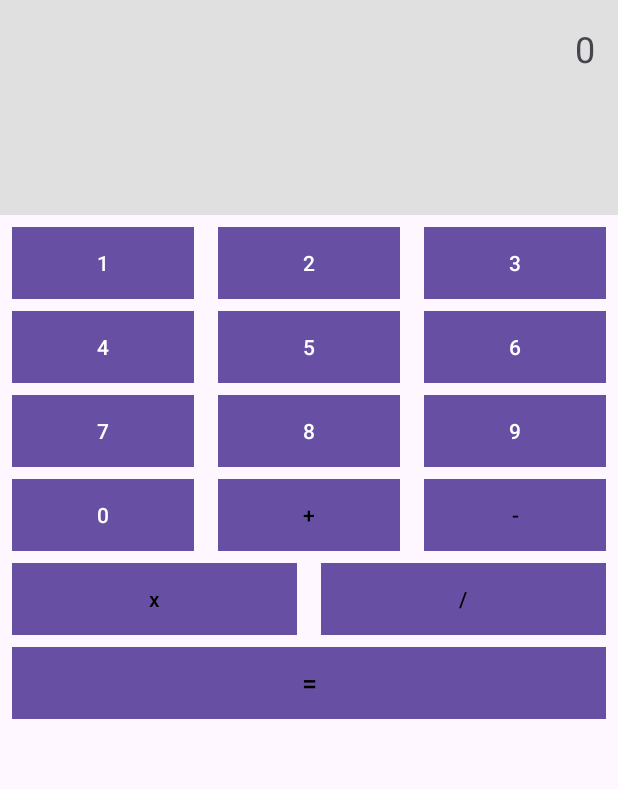
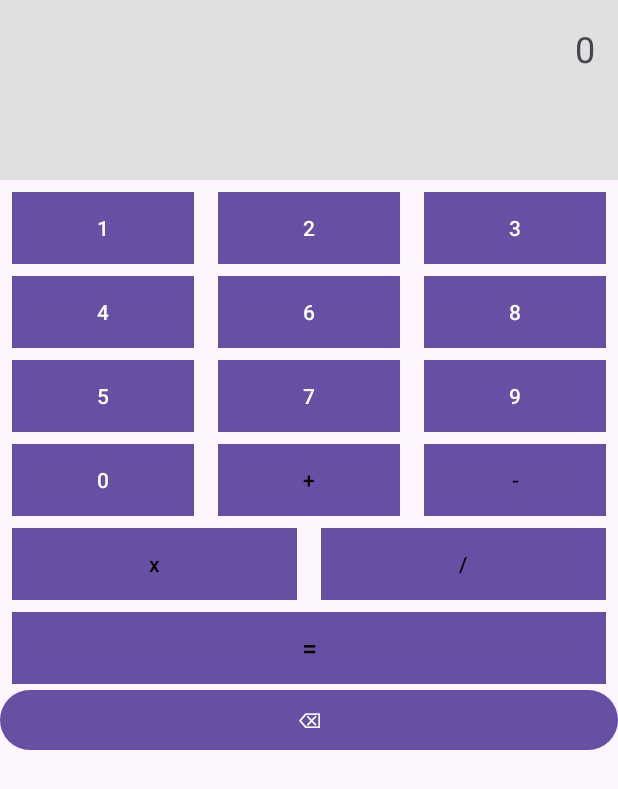
Before and after one commit to ssulka/calculator_MMA, an Android app: the screen it shows after launch (MainActivity), on a phone screen of 412 x 824 dp. Shown: the top 789 px of the screen. Run offline under Robolectric (Android 15) with nearby library versions, the phone set to English and light mode, and no system bars.

Commit message:
better version

```diff
--- a/kalkulackav2/app/src/main/res/layout/activity_main.xml
+++ b/kalkulackav2/app/src/main/res/layout/activity_main.xml
@@ -9,8 +9,8 @@
 
     <TextView
         android:id="@+id/textView"
-        android:layout_width="679dp"
-        android:layout_height="143dp"
+        android:layout_width="673dp"
+        android:layout_height="120dp"
         android:background="#E0E0E0"
         android:gravity="end"
         android:padding="16dp"
@@ -221,6 +221,16 @@
         app:layout_constraintTop_toBottomOf="@+id/button7" />
 
     <Button
+        android:id="@+id/buttonRemove"
+        android:layout_width="0dp"
+        android:layout_height="wrap_content"
+        android:text="@string/delete"
+        app:layout_constraintTop_toBottomOf="@+id/button16"
+        app:layout_constraintStart_toStartOf="parent"
+        app:layout_constraintEnd_toEndOf="parent"/>
+
+
+    <Button
         android:id="@+id/button11"
         android:layout_width="0dp"
         android:layout_height="wrap_content"
--- a/kalkulackav2/app/src/main/res/values/strings.xml
+++ b/kalkulackav2/app/src/main/res/values/strings.xml
@@ -6,10 +6,10 @@
     <string name="two">2</string>
     <string name="three">3</string>
     <string name="four">4</string>
-    <string name="five">5</string>
-    <string name="six">6</string>
-    <string name="seven">7</string>
-    <string name="eight">8</string>
+    <string name="five">6</string>
+    <string name="six">8</string>
+    <string name="seven">5</string>
+    <string name="eight">7</string>
     <string name="nine">9</string>
     <string name="plus">+</string>
     <string name="minus">-</string>
```
Also changed, not shown: kalkulackav2/app/src/main/java/com/example/kalkulackav2/MainActivity.java (+14 -1 lines).
